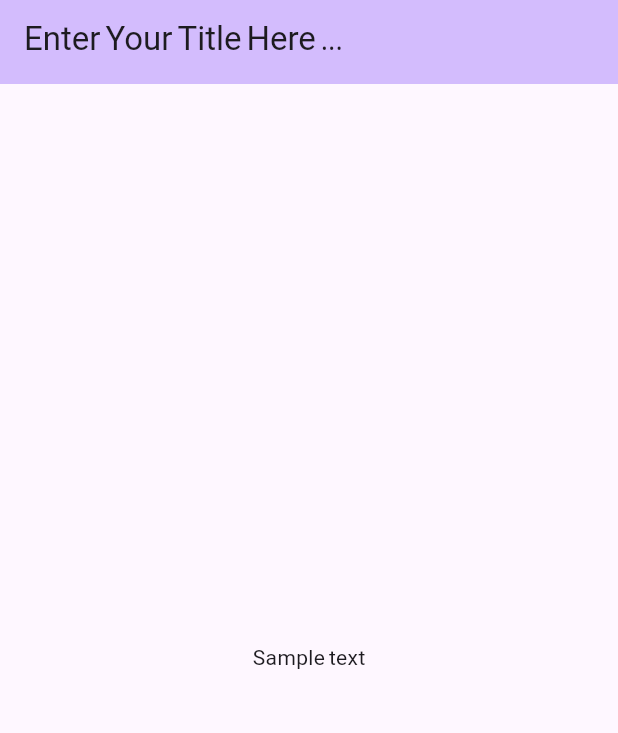
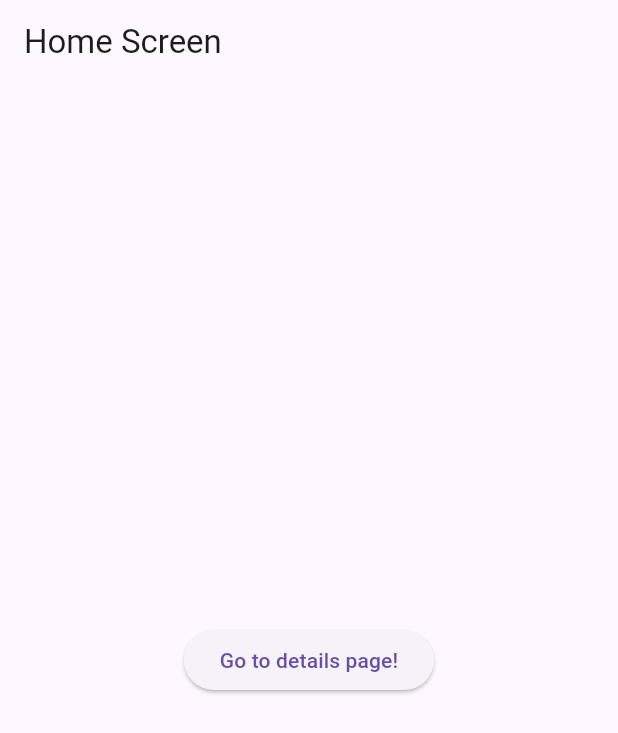
Before and after one commit to jimpatrick/test_features, a Flutter app: the screen it shows after launch, on a phone screen of 412 x 824 dp. Shown: the top 733 px of the screen. Run offline on Flutter 3.47's test engine with Material 3 defaults, Android fonts, the phone set to English and light mode, and no system bars; our stand-ins replace go_router.

Commit message:
Deeplink in Flutter 3.16.0

```diff
--- a/lib/main.dart
+++ b/lib/main.dart
@@ -1,52 +1,35 @@
 import 'package:flutter/material.dart';
+import 'package:go_router/go_router.dart';
 
-void main() {
-  runApp(const MyApp());
-}
+void main() => runApp(MaterialApp.router(routerConfig: router));
 
-class MyApp extends StatelessWidget {
-  const MyApp({super.key});
-  @override
-  Widget build(BuildContext context) {
-    return MaterialApp(
-      title: 'Flutter',
-      theme: ThemeData(
-        fontFamily: 'YekanBakhFaNumRegular',
-        colorScheme: ColorScheme.fromSeed(seedColor: Colors.deepPurple),
-        useMaterial3: true,
-      ),
-      home: const MyHomePage(title: 'Enter Your Title Here ...'),
-    );
-  }
-}
-
-class MyHomePage extends StatefulWidget {
-  const MyHomePage({super.key, required this.title});
-  final String title;
-
-  @override
-  State<MyHomePage> createState() => _MyHomePageState();
-}
-
-class _MyHomePageState extends State<MyHomePage> {
-
-  @override
-  Widget build(BuildContext context) {
-    return Scaffold(
-      appBar: AppBar(
-        backgroundColor: Theme.of(context).colorScheme.inversePrimary,
-        title: Text(widget.title),
-      ),
-      body: const Center(
-        child: Column(
-          mainAxisAlignment: MainAxisAlignment.center,
-          children: <Widget>[
-            Text(
-              'Sample text',
-            ),
-          ],
+/// This handles '/' and '/details'.
+final router = GoRouter(
+  debugLogDiagnostics: true,
+  routes: [
+    GoRoute(
+      path: '/',
+      builder: (_, __) => Scaffold(
+        appBar: AppBar(title: const Text('Home Screen')),
+        body: Builder(
+          builder: (context) {
+            return Center(
+              child: ElevatedButton(
+                  onPressed: () => context.push('/details'),
+                  child: const Text('Go to details page!')),
+            );
+          },
         ),
       ),
-    );
-  }
-}
+    ),
+    GoRoute(
+      path: '/details',
+      builder: (_, __) => Scaffold(
+        appBar: AppBar(title: const Text('Details Screen')),
+        body: const Center(
+          child: Text('You are in details page'),
+        ),
+      ),
+    )
+  ],
+);
--- a/pubspec.yaml
+++ b/pubspec.yaml
@@ -11,12 +11,13 @@ environment:
 dependencies:
   flutter:
     sdk: flutter
-  cupertino_icons: ^1.0.2
+  cupertino_icons: ^1.0.6
+  go_router: ^12.1.1
 
 dev_dependencies:
   flutter_test:
     sdk: flutter
-  flutter_lints: ^2.0.0
+  flutter_lints: ^3.0.1
 
 flutter:
   uses-material-design: true
```
Also changed, not shown: pubspec.lock, 2 other files.
